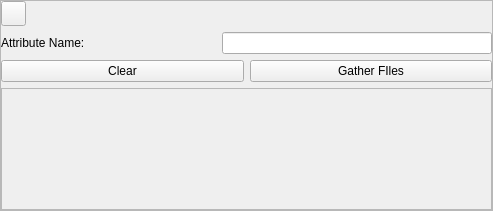
Qt form python/gui/ui/rmanSwidget.ui (alijafargholi/prman_rfmPrimVarTool) before a commit.
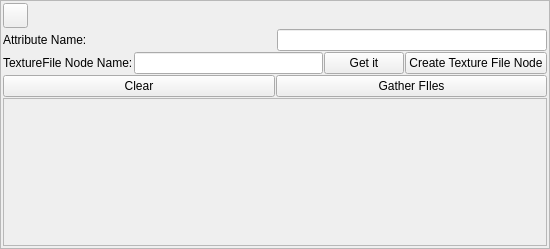
The same form after that commit.

What changed in the file:
```diff
--- a/python/gui/ui/rmanSwidget.ui
+++ b/python/gui/ui/rmanSwidget.ui
@@ -6,8 +6,8 @@
    <rect>
     <x>0</x>
     <y>0</y>
-    <width>493</width>
-    <height>211</height>
+    <width>550</width>
+    <height>249</height>
    </rect>
   </property>
   <property name="windowTitle">
@@ -29,8 +29,11 @@
       <enum>QFrame::Raised</enum>
      </property>
      <layout class="QVBoxLayout" name="verticalLayout">
+      <property name="spacing">
+       <number>1</number>
+      </property>
       <property name="margin">
-       <number>0</number>
+       <number>2</number>
       </property>
       <item>
        <widget class="QPushButton" name="delete_this">
@@ -72,6 +75,41 @@
         </item>
        </layout>
       </item>
+      <item>
+       <layout class="QHBoxLayout" name="horizontalLayout_3">
+        <item>
+         <widget class="QLabel" name="label_5">
+          <property name="text">
+           <string>TextureFile Node Name:</string>
+          </property>
+         </widget>
+        </item>
+        <item>
+         <widget class="QLineEdit" name="file_node_name">
+          <property name="minimumSize">
+           <size>
+            <width>110</width>
+            <height>0</height>
+           </size>
+          </property>
+         </widget>
+        </item>
+        <item>
+         <widget class="QPushButton" name="get_node_name">
+          <property name="text">
+           <string>Get it</string>
+          </property>
+         </widget>
+        </item>
+        <item>
+         <widget class="QPushButton" name="create_node">
+          <property name="text">
+           <string>Create Texture File Node</string>
+          </property>
+         </widget>
+        </item>
+       </layout>
+      </item>
       <item>
        <layout class="QHBoxLayout" name="horizontalLayout_2">
         <item>
@@ -100,8 +138,8 @@
           <rect>
            <x>0</x>
            <y>0</y>
-           <width>477</width>
-           <height>101</height>
+           <width>534</width>
+           <height>134</height>
           </rect>
          </property>
          <layout class="QVBoxLayout" name="stringListLayout">
```
